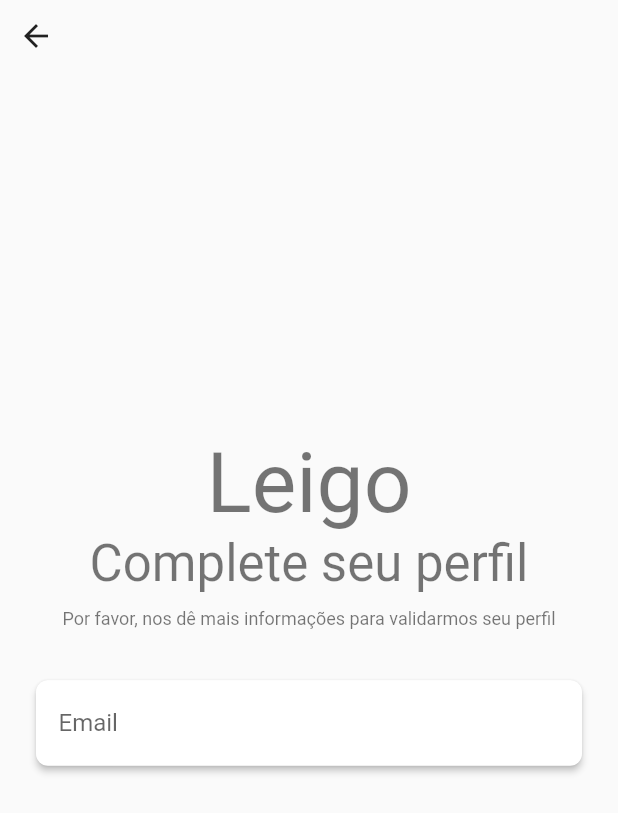
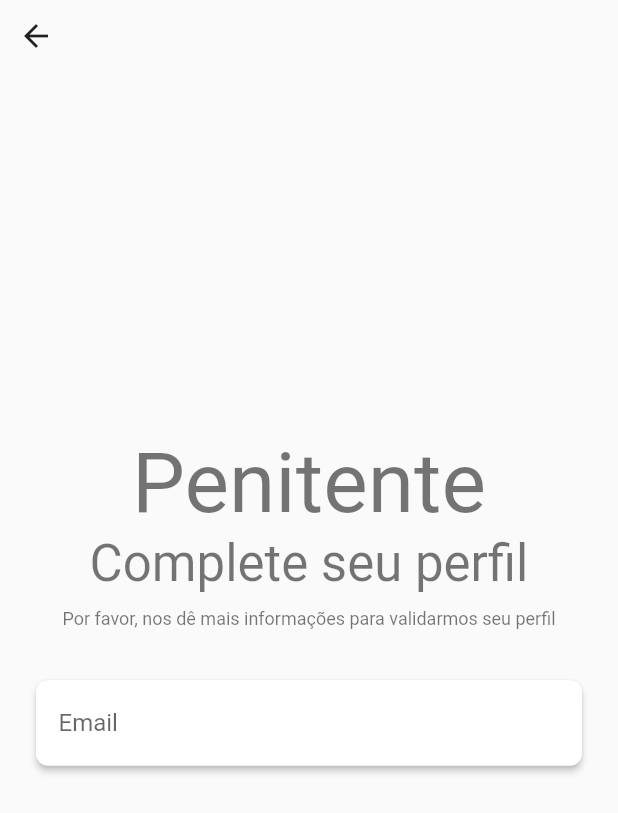
Before and after one commit to edwardcosta/ConfesseJa, a Flutter app: the CompleteProfile screen opened directly, on a phone screen of 412 x 824 dp. Shown: the top 813 px of the screen. Run offline on Flutter 3.47's test engine with Material 2 defaults, Android fonts, the light colour scheme and no system bars; our stand-ins replace cached_network_image, cloud_firestore, dots_indicator, email_validator, firebase_auth, google_maps_flutter and 2 more; accounts and stored records are empty; statements that could not run were skipped.

Commit message:
fixing bugs

```diff
--- a/lib/models/user.dart
+++ b/lib/models/user.dart
@@ -1,5 +1,5 @@
 class User {
-  final double accountType;
+  final int accountType;
   String displayName;
   String photoUrl;
   int profileStepConfirmation;
--- a/lib/res/strings.dart
+++ b/lib/res/strings.dart
@@ -31,7 +31,7 @@ class AppStrings {
   static const String REGISTER_SIGNUP = "Cadastrar";
   static const String REGISTER_SIGNUP_ERROR = "Falha ao criar conta";
 
-  static const List<String> PROFILE_CHOOSER = ["Leigo","Igreja","Sacerdote"];
+  static const List<String> PROFILE_CHOOSER = ["Penitente","Igreja","Confessor"];
 
   static const String WELCOME = "Bem Vindo";
 
--- a/lib/screens/authenticate/complete_profile.dart
+++ b/lib/screens/authenticate/complete_profile.dart
@@ -79,7 +79,7 @@ class _CompleteProfileState extends State<CompleteProfile> {
   List<Widget> _buildContent(User user, FirebaseUser firebaseUser) {
     List<Widget> toReturn = List();
     toReturn.add(Text(
-      AppStrings.PROFILE_CHOOSER[user.accountType.toInt()],
+      AppStrings.PROFILE_CHOOSER[user.accountType],
       style: Theme.of(context).textTheme.headline2,
     ));
     toReturn.add(Text(
@@ -96,7 +96,7 @@ class _CompleteProfileState extends State<CompleteProfile> {
     toReturn.add(SizedBox(
       height: 20,
     ));
-    switch (user.accountType.toInt()) {
+    switch (user.accountType) {
       case 1:
         toReturn.add(Card(
           elevation: 2.0,
@@ -374,7 +374,7 @@ class _CompleteProfileState extends State<CompleteProfile> {
     toReturn.add(SizedBox(
       height: 20.0,
     ));
-    switch (user.accountType.toInt()) {
+    switch (user.accountType) {
       case 1:
       toReturn.add(RaisedButton(
             child: Text('Enviar'),
--- a/lib/screens/main/home_wrapper.dart
+++ b/lib/screens/main/home_wrapper.dart
@@ -3,6 +3,7 @@ import 'package:confesseja/screens/main/admin/home_admin.dart';
 import 'package:confesseja/screens/main/laity/home_main.dart';
 import 'package:confesseja/screens/main/perish/persih_wrapper.dart';
 import 'package:confesseja/screens/main/priest/priest_wrapper.dart';
+import 'package:confesseja/screens/profile_chooser/profile_chooser.dart';
 import 'package:flutter/material.dart';
 import 'package:location/location.dart';
 import 'package:provider/provider.dart';
@@ -47,7 +48,7 @@ class _HomeWrapperState extends State<HomeWrapper> {
     final user = Provider.of<User>(context);
     Widget widgetToReturn;
 
-    switch (user.accountType.toInt()) {
+    switch (user.accountType) {
       case 0:
         widgetToReturn = HomeMain();
         break;
@@ -61,7 +62,7 @@ class _HomeWrapperState extends State<HomeWrapper> {
         widgetToReturn = HomeAdmin();
         break;
       default:
-        widgetToReturn = HomeMain();
+        widgetToReturn = ProfileChooser();
     }
 
     return StreamProvider<LocationData>.value(
--- a/lib/screens/profile_chooser/profile_chooser.dart
+++ b/lib/screens/profile_chooser/profile_chooser.dart
@@ -22,7 +22,7 @@ class _ProfileChooserState extends State<ProfileChooser> {
       Firestore.instance
           .collection(ServerValues.USERS_COLLECTION)
           .document(user.uid)
-          .setData({'account_type': currentPage,'admin': false, 'profile_complete': 0}, merge: true);
+          .setData({'account_type': currentPage.toInt(),'admin': false, 'profile_complete': 0}, merge: true);
     }
 
     return Stack(children: <Widget>[
```
Also changed, not shown: lib/main.dart (+0 -9 lines).
